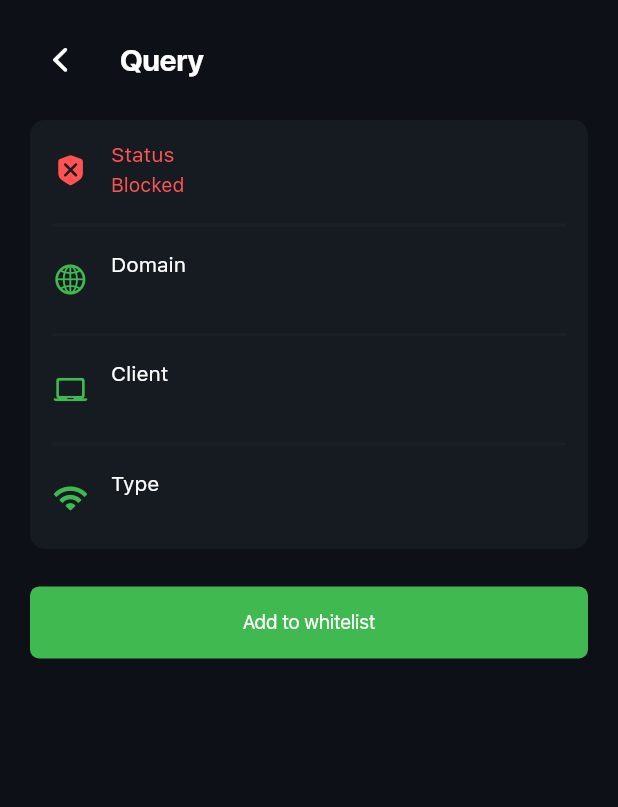
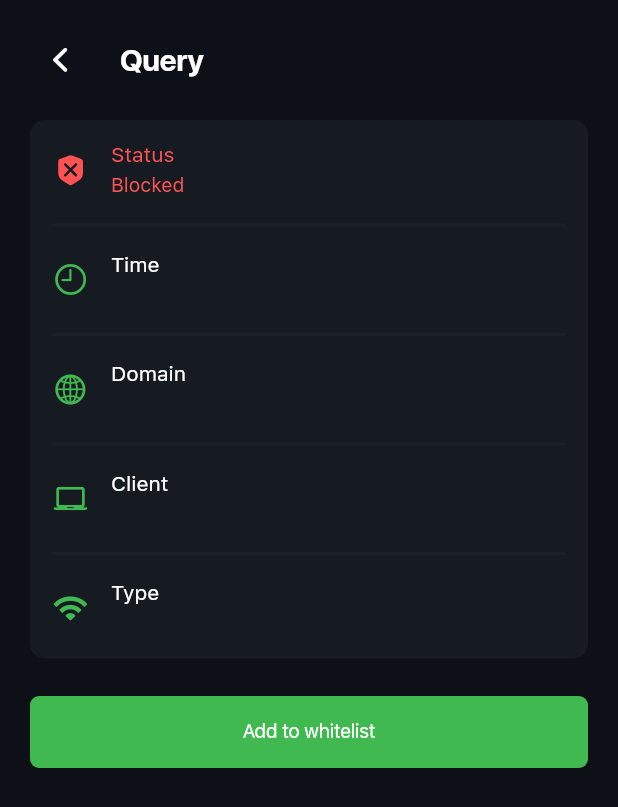
Before and after one commit to zero-stealth/Pihole-Manager, a Flutter app: the Query screen opened directly with empty values, on a phone screen of 412 x 824 dp. Shown: the top 807 px of the screen. Run offline on Flutter 3.47's test engine with Material 2 defaults, Android fonts, the phone set to English and light mode, and no system bars; our stand-ins replace flutter_dotenv, flutter_svg, loading_animation_widget, sqflite; accounts and stored records are empty.

Commit message:
:hammer: Show time in logs

```diff
--- a/lib/screens/Query.dart
+++ b/lib/screens/Query.dart
@@ -323,6 +323,20 @@ class _QueryState extends State<Query> {
                       ),
                       SizedBox(height: 10.0),
                       QueryItem(
+                        title: 'Time',
+                        domain: widget.timestamp,
+                        icon: CupertinoIcons.clock,
+                        color: Color(0xff3FB950),
+                        textcolor: Colors.white.withOpacity(0.5),
+                        titlecolor: Colors.white,
+                      ),
+                      SizedBox(height: 10.0),
+                      Divider(
+                        color: Colors.grey.withOpacity(0.04),
+                        thickness: 2.0,
+                      ),
+                      SizedBox(height: 10.0),
+                      QueryItem(
                         title: 'Domain',
                         domain: widget.domain,
                         icon: CupertinoIcons.globe,
```
Also changed, not shown: lib/screens/Logs.dart (+84 -4 lines).
